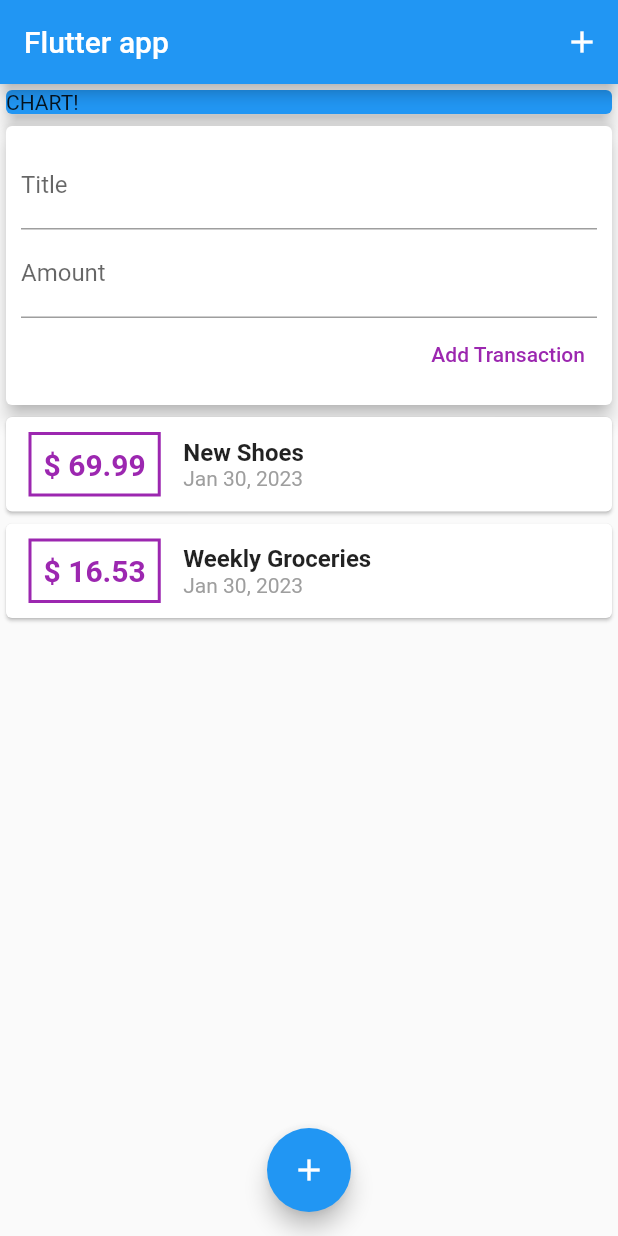
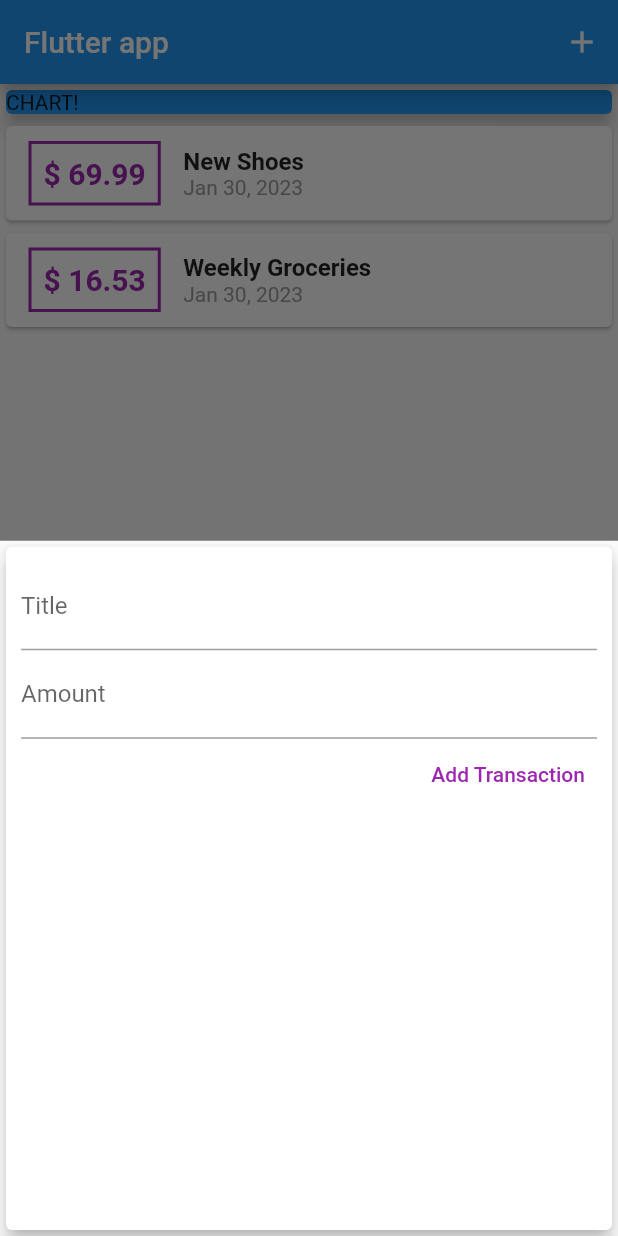
Before and after one commit to sangeeta2701/expenses-planner, a Flutter app: the screen it shows after launch, after a tap on the "add" icon, on a phone screen of 412 x 824 dp. Run offline on Flutter 3.47's test engine with Material 2 defaults, Android fonts, the phone set to English and light mode, and no system bars.

Commit message:
Expenses Planner

```diff
--- a/lib/main.dart
+++ b/lib/main.dart
@@ -1,5 +1,9 @@
+import 'package:expenses_planner/widgets/new_transactions.dart';
+import 'package:expenses_planner/widgets/transaction_list.dart';
 import 'package:expenses_planner/widgets/users_transactions.dart';
 import 'package:flutter/material.dart';
+
+import 'models/transaction.dart';
 
 void main() {
   runApp(const MyApp());
@@ -28,6 +32,41 @@ class MyHomePage extends StatefulWidget {
 class _MyHomePageState extends State<MyHomePage> {
   final titleController = TextEditingController();
   final amountController = TextEditingController();
+  final List<Transaction> _userTransaction = [
+    Transaction(
+      id: "t1",
+      title: "New Shoes",
+      amount: 69.99,
+      date: DateTime.now(),
+    ),
+    Transaction(
+      id: "t2",
+      title: "Weekly Groceries",
+      amount: 16.53,
+      date: DateTime.now(),
+    ),
+  ];
+
+  void _addNewTransaction(String txTitle, double txAmount) {
+    final newTx = Transaction(
+      id: DateTime.now().toString(),
+      title: txTitle,
+      amount: txAmount,
+      date: DateTime.now(),
+    );
+
+    setState(() {
+      _userTransaction.add(newTx);
+    });
+  }
+
+  void startAddNewTransaction() {
+    showModalBottomSheet(
+        context: context,
+        builder: (bCtx) {
+          return NewTransaction(addTx: _addNewTransaction);
+        });
+  }
 
   @override
   Widget build(BuildContext context) {
@@ -36,7 +75,9 @@ class _MyHomePageState extends State<MyHomePage> {
         title: Text("Flutter app"),
         actions: [
           IconButton(
-            onPressed: () {},
+            onPressed: () {
+              startAddNewTransaction();
+            },
             icon: Icon(
               Icons.add,
             ),
@@ -56,13 +97,15 @@ class _MyHomePageState extends State<MyHomePage> {
                 elevation: 5,
               ),
             ),
-            UserTransaction(),
+            TransactionList(transactions: _userTransaction),
           ],
         ),
       ),
       floatingActionButtonLocation: FloatingActionButtonLocation.centerFloat,
       floatingActionButton: FloatingActionButton(
-        onPressed: () {},
+        onPressed: () {
+          startAddNewTransaction();
+        },
         child: Icon(Icons.add),
       ),
     );
--- a/lib/widgets/users_transactions.dart
+++ b/lib/widgets/users_transactions.dart
@@ -12,42 +12,13 @@ class UserTransaction extends StatefulWidget {
 }
 
 class _UserTransactionState extends State<UserTransaction> {
-  final List<Transaction> _userTransaction = [
-    Transaction(
-      id: "t1",
-      title: "New Shoes",
-      amount: 69.99,
-      date: DateTime.now(),
-    ),
-    Transaction(
-      id: "t2",
-      title: "Weekly Groceries",
-      amount: 16.53,
-      date: DateTime.now(),
-    ),
-  ];
-
-  void _addNewTransaction(String txTitle, double txAmount) {
-    final newTx = Transaction(
-      id: DateTime.now().toString(),
-      title: txTitle,
-      amount: txAmount,
-      date: DateTime.now(),
-    );
-
-    setState(() {
-      _userTransaction.add(newTx);
-    });
-  }
-
   @override
   Widget build(BuildContext context) {
     return Column(
       children: [
-        NewTransaction(
-          addTx: _addNewTransaction,
-        ),
-        TransactionList(transactions: _userTransaction),
+        // NewTransaction(
+        //   addTx: _addNewransaction,
+        // ),
       ],
     );
   }
```
